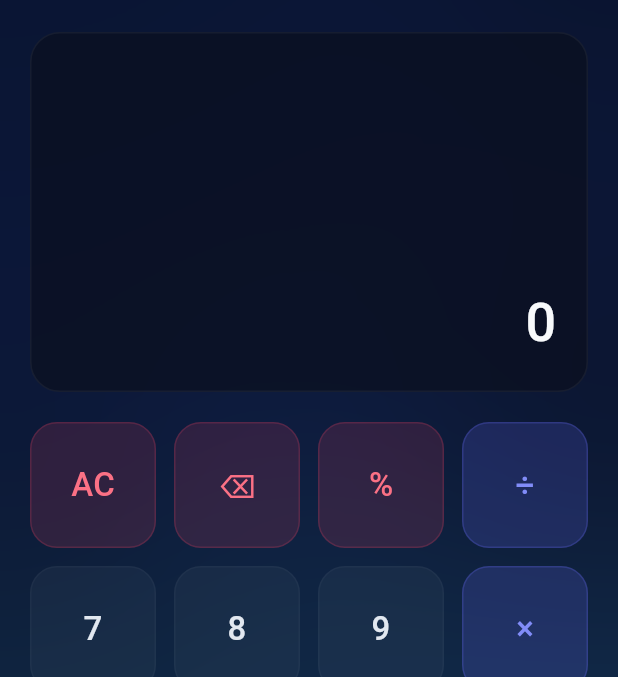
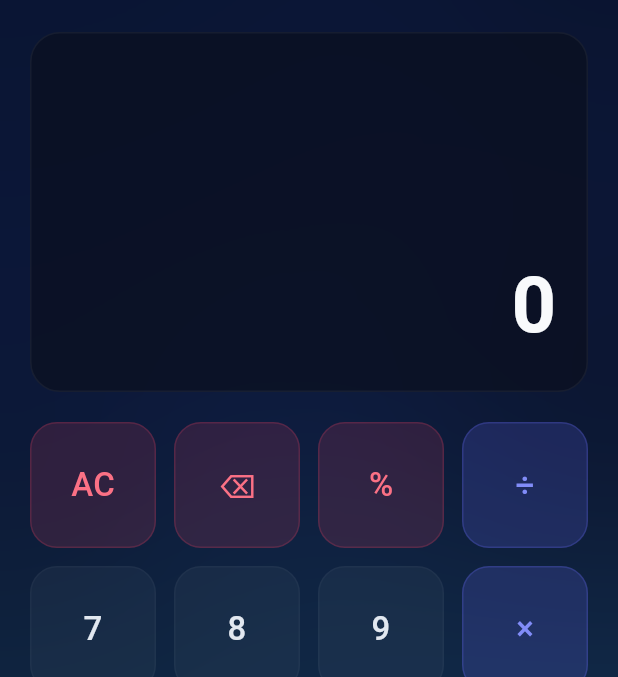
Before and after one commit to Rupam852/Calculator, a Flutter app: the screen it shows after launch, on a phone screen of 412 x 824 dp, the part 88-765 px from its top. Run offline on Flutter 3.47's test engine with Material 3 defaults, Android fonts, the phone set to English and light mode, and no system bars; our stand-ins replace shared_preferences.

Commit message:
Position preview expression at top and enlarge screen fonts in mobile layout

```diff
--- a/flutter_calculator/lib/screens/calculator_screen.dart
+++ b/flutter_calculator/lib/screens/calculator_screen.dart
@@ -358,10 +358,10 @@ class _CalculatorScreenState extends State<CalculatorScreen> {
         borderRadius: BorderRadius.circular(20),
       ),
       child: Column(
-        mainAxisAlignment: MainAxisAlignment.end,
+        mainAxisAlignment: isMobile ? MainAxisAlignment.spaceBetween : MainAxisAlignment.end,
         crossAxisAlignment: CrossAxisAlignment.end,
         children: [
-          // Expression Preview
+          // Expression Preview (aligned to top on mobile)
           SingleChildScrollView(
             scrollDirection: Axis.horizontal,
             reverse: true,
@@ -372,13 +372,13 @@ class _CalculatorScreenState extends State<CalculatorScreen> {
                       : ''),
               style: TextStyle(
                 color: textMuted,
-                fontSize: 16,
-                fontWeight: FontWeight.w400,
+                fontSize: isMobile ? 22 : 16,
+                fontWeight: isMobile ? FontWeight.w500 : FontWeight.w400,
               ),
             ),
           ),
-          const SizedBox(height: 6),
-          // Current Input
+          if (!isMobile) const SizedBox(height: 6),
+          // Current Input (aligned to bottom on mobile)
           SingleChildScrollView(
             scrollDirection: Axis.horizontal,
             reverse: true,
@@ -386,8 +386,10 @@ class _CalculatorScreenState extends State<CalculatorScreen> {
               widget.logic.currentInput,
               style: TextStyle(
                 color: textMain,
-                fontSize: screenWidth < 360 ? 30 : 36,
-                fontWeight: FontWeight.w500,
+                fontSize: isMobile
+                    ? (screenWidth < 360 ? 46 : 52)
+                    : (screenWidth < 360 ? 30 : 36),
+                fontWeight: isMobile ? FontWeight.w600 : FontWeight.w500,
               ),
             ),
           ),
```
